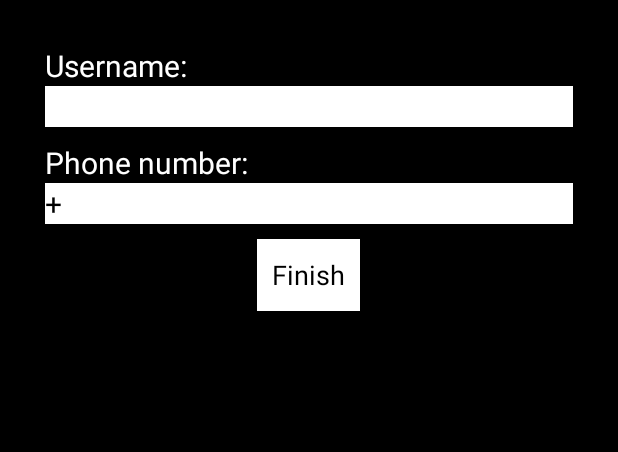
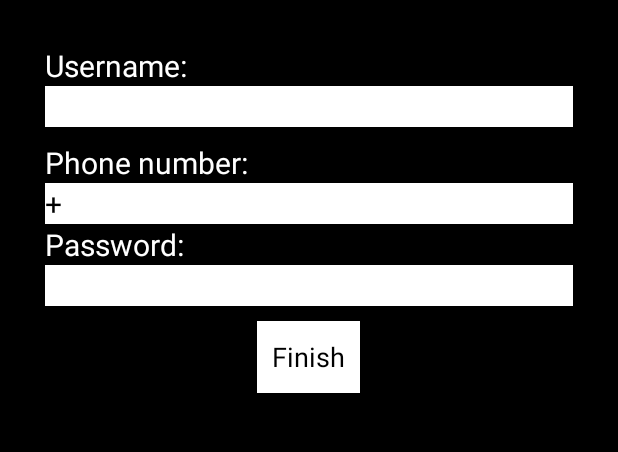
Before and after one commit to PhoneGuardian/CitizenApp, an Android app: the RegisterActivity screen opened directly, with no data from a screen before it, after a tap on "Finish", on a phone screen of 412 x 824 dp, the part 235-687 px from its top. Run offline under Robolectric (Android 15) with nearby library versions, the phone set to English and light mode, and no system bars.

Commit message:
izmenjen kod za registrovanje i logovanje, dodat password za usera.

```diff
--- a/app/src/main/java/edu/elfak/mosis/phoneguardian/LoginActivity.java
+++ b/app/src/main/java/edu/elfak/mosis/phoneguardian/LoginActivity.java
@@ -24,7 +24,7 @@ public class LoginActivity extends Activity implements android.view.View.OnClick
 
 	String argss[] = new String[2];
 
-	private String url_check_user = "http://nikolamilica10.site90.com/get_signin_user.php";
+	private String url_check_user = "http://nemanjastolic.co.nf/guardian/get_signin_user.php";
 
 	final String TAG_SUCCESS = "success";
     public int success=0;
@@ -101,7 +101,8 @@ public class LoginActivity extends Activity implements android.view.View.OnClick
 	        params.add(new BasicNameValuePair("password", argss[1]));
             params.add(new BasicNameValuePair("username", argss[0]));
 
-            JSONObject json = jParser.makeHttpRequest(url_check_user, "POST", params);
+            JSONObject json = jParser.makeHttpRequest(url_check_user, "POST", params);//check if username and password match on the server
+            //if the credentials aren't correct success will be 0, if successful success will be 1
 
             try
             {
--- a/app/src/main/java/edu/elfak/mosis/phoneguardian/RegisterActivity.java
+++ b/app/src/main/java/edu/elfak/mosis/phoneguardian/RegisterActivity.java
@@ -50,7 +50,7 @@ public class RegisterActivity extends Activity implements OnClickListener {
     final String TAG_SUCCESS = "success";
 
     public int success=0;
-    String argss[] = new String[2];
+    String argss[] = new String[3];
 
 
     @Override
@@ -101,9 +101,10 @@ public class RegisterActivity extends Activity implements OnClickListener {
 				String userNm =etUsername.getText().toString();
 				EditText etPhone = (EditText) findViewById(R.id.et_register_phone_num);
 				String phone =etPhone.getText().toString();
+                EditText etPassword = (EditText) findViewById(R.id.et_register_password);
+                String password =etPassword.getText().toString();
 
-
-				if(userNm.compareTo("")==0 ||  phone.compareTo("")==0)
+				if(userNm.compareTo("")==0 ||  phone.compareTo("")==0 ||  password.compareTo("")==0)
 					Toast.makeText(this, "Invalid input data!", Toast.LENGTH_LONG).show();
 				else
 					{
@@ -111,7 +112,8 @@ public class RegisterActivity extends Activity implements OnClickListener {
 						try
 						{
 							argss[0]= phone;
-							new CheckUser().execute().get();
+                            argss[2]= password;
+							new CheckUser().execute().get();//on the top of the class success is initialized to 0 when thread is executed
 						} catch (InterruptedException e)
 						{
 							// TODO Auto-generated catch block
@@ -122,13 +124,13 @@ public class RegisterActivity extends Activity implements OnClickListener {
 							e.printStackTrace();
 						}
 
-						if( success==1 )
+						if( success==1 )//if the thread returned 1 we will start it once more to execute adding of user
 						{
 							argss[1]=userNm;
 
 							try
 							{
-								new CheckUser().execute().get();
+								new CheckUser().execute().get();//starting of thread
 							}
 							catch (InterruptedException e)
 							{
@@ -163,7 +165,7 @@ public class RegisterActivity extends Activity implements OnClickListener {
         }
 
         /**
-         * getting All products from url
+         * getting All users from url
          * */
         protected String doInBackground(String... args) {
             // Building Parameters
@@ -174,18 +176,21 @@ public class RegisterActivity extends Activity implements OnClickListener {
 
 	            params.add(new BasicNameValuePair("username", argss[1]));
                 params.add(new BasicNameValuePair("phone", argss[0]));
+                params.add(new BasicNameValuePair("password", argss[2]));
                 json = jParser.makeHttpRequest(url_add_user, "GET", params);
 	            pom=1;
 
             }
-            else {
+            else {//so when the thread start success will be 0, and we need to check if the user already exists in db
                 params.add(new BasicNameValuePair("phone", argss[0]));
-                json = jParser.makeHttpRequest(url_check_user, "POST", params);
+                json = jParser.makeHttpRequest(url_check_user, "POST", params);//here we send user's phone and check if he is in the database.
+                                                                                // php will return 1 if he doesn't exist, 0 otherwise
             }
 
             try
             {
-                success = json.getInt(TAG_SUCCESS); //user doesn't exist in the databaseb returns 1
+                success = json.getInt(TAG_SUCCESS); //1 if he doesn't exist, 0 otherwise
+                //now return to  the line 127
             }
             catch (JSONException e)
             {
@@ -208,7 +213,7 @@ public class RegisterActivity extends Activity implements OnClickListener {
                      * Updating parsed JSON data into ListView
                      * */
                 	if( success == 0 )
-                		Toast.makeText(RegisterActivity.this, "Username already exist!" , Toast.LENGTH_LONG).show();
+                		Toast.makeText(RegisterActivity.this, "Phone number already exists in our system!" , Toast.LENGTH_LONG).show();
                     else
                         Toast.makeText(RegisterActivity.this, "User created!" , Toast.LENGTH_LONG).show();
 
--- a/app/src/main/res/layout/register_actvity.xml
+++ b/app/src/main/res/layout/register_actvity.xml
@@ -63,7 +63,23 @@
             android:textColor="@color/black"
             />
 
+        <TextView
+            android:layout_width="wrap_content"
+            android:layout_height="wrap_content"
+            android:text="@string/password"
+            android:textSize="20sp"
+            android:textColor="@color/white"
+            />
 
+        <EditText
+            android:layout_width="fill_parent"
+            android:layout_height="wrap_content"
+            android:layout_gravity="center"
+            android:textSize="20sp"
+            android:id="@+id/et_register_password"
+            android:background="@color/white"
+            android:textColor="@color/black"
+            />
 
         <Button
             android:layout_width="wrap_content"
```
